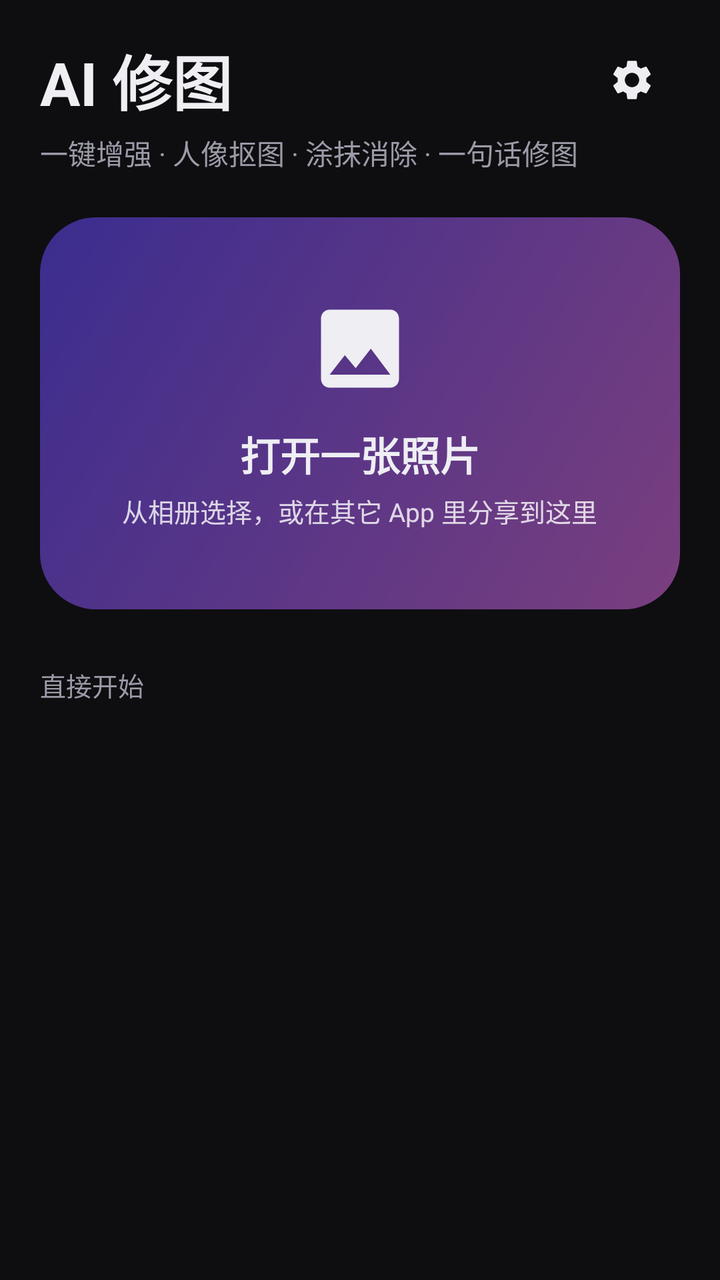
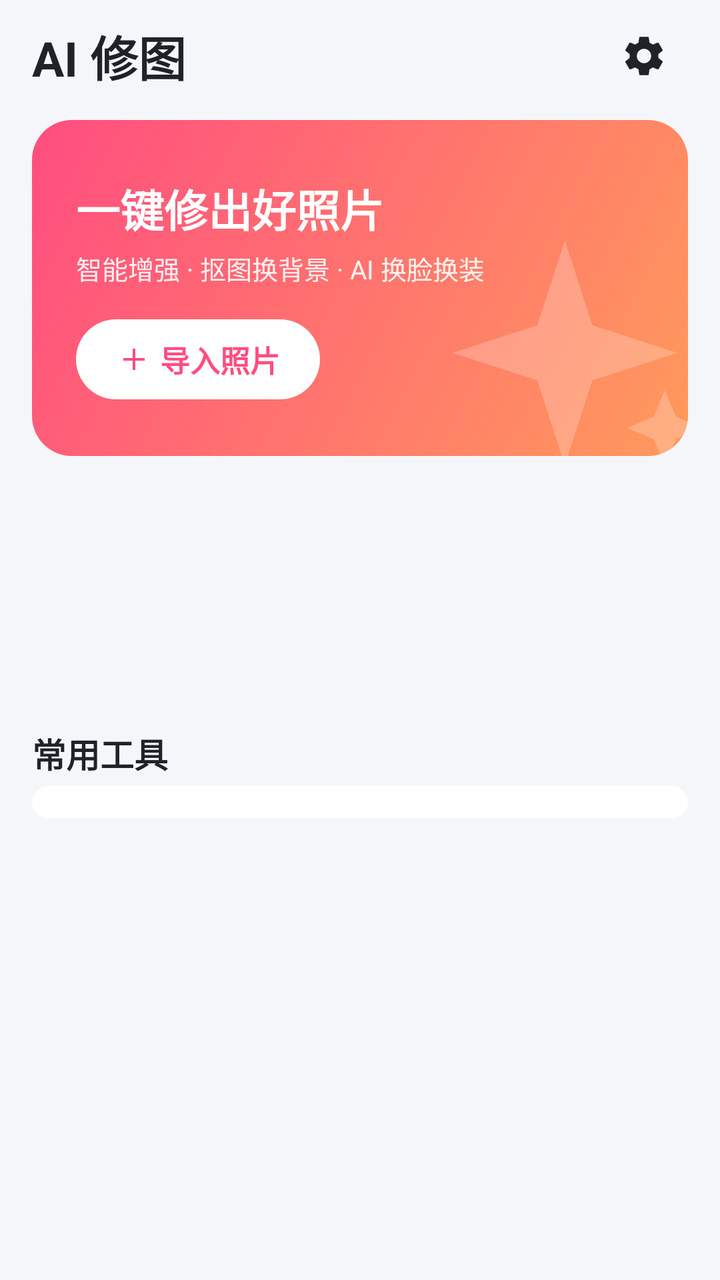

Screens rendered from an Android XML layout before and after an edit, with the pre-edit source and the edit as a unified diff.
<!-- AndroidManifest.xml: application theme Theme.AiPhoto -->
<!-- res/layout/activity_main.xml -->
<?xml version="1.0" encoding="utf-8"?>
<ScrollView xmlns:android="http://schemas.android.com/apk/res/android"
    android:id="@+id/root"
    android:layout_width="match_parent"
    android:layout_height="match_parent"
    android:fillViewport="true">

    <LinearLayout
        android:layout_width="match_parent"
        android:layout_height="wrap_content"
        android:orientation="vertical"
        android:paddingHorizontal="20dp"
        android:paddingBottom="24dp">

        <LinearLayout
            android:layout_width="match_parent"
            android:layout_height="wrap_content"
            android:gravity="center_vertical"
            android:paddingTop="16dp">

            <TextView
                android:layout_width="0dp"
                android:layout_height="wrap_content"
                android:layout_weight="1"
                android:text="AI 修图"
                android:textColor="@color/text"
                android:textSize="30sp"
                android:textStyle="bold" />

            <ImageButton
                android:id="@+id/settings"
                android:layout_width="48dp"
                android:layout_height="48dp"
                android:background="?attr/selectableItemBackgroundBorderless"
                android:contentDescription="设置"
                android:src="@drawable/ic_settings" />
        </LinearLayout>

        <TextView
            android:layout_width="wrap_content"
            android:layout_height="wrap_content"
            android:layout_marginTop="2dp"
            android:text="一键增强 · 人像抠图 · 涂抹消除 · 一句话修图"
            android:textColor="@color/text2"
            android:textSize="14sp" />

        <LinearLayout
            android:id="@+id/pick"
            android:layout_width="match_parent"
            android:layout_height="196dp"
            android:layout_marginTop="22dp"
            android:background="@drawable/bg_hero"
            android:clickable="true"
            android:focusable="true"
            android:foreground="?attr/selectableItemBackground"
            android:gravity="center"
            android:orientation="vertical">

            <ImageView
                android:layout_width="52dp"
                android:layout_height="52dp"
                android:src="@drawable/ic_image"
                app:tint="@color/text"
                xmlns:app="http://schemas.android.com/apk/res-auto" />

            <TextView
                android:layout_width="wrap_content"
                android:layout_height="wrap_content"
                android:layout_marginTop="12dp"
                android:text="打开一张照片"
                android:textColor="@color/text"
                android:textSize="20sp"
                android:textStyle="bold" />

            <TextView
                android:layout_width="wrap_content"
                android:layout_height="wrap_content"
                android:layout_marginTop="4dp"
                android:text="从相册选择，或在其它 App 里分享到这里"
                android:textColor="#CCFFFFFF"
                android:textSize="13sp" />
        </LinearLayout>

        <TextView
            android:layout_width="wrap_content"
            android:layout_height="wrap_content"
            android:layout_marginTop="28dp"
            android:layout_marginBottom="10dp"
            android:text="直接开始"
            android:textColor="@color/text2"
            android:textSize="13sp" />

        <GridLayout
            android:id="@+id/tiles"
            android:layout_width="match_parent"
            android:layout_height="wrap_content"
            android:columnCount="2"
            android:useDefaultMargins="false" />

        <TextView
            android:id="@+id/footer"
            android:layout_width="match_parent"
            android:layout_height="wrap_content"
            android:layout_marginTop="24dp"
            android:gravity="center"
            android:textColor="@color/text2"
            android:textSize="12sp" />
    </LinearLayout>
</ScrollView>
<!-- resources referenced by this layout -->
<resources>
  <color name="text">#EEEEF3</color>
  <color name="text2">#9B9BA8</color>
  <!-- drawable bg_hero (drawable) -->
  <shape xmlns:android="http://schemas.android.com/apk/res/android">
      <gradient android:angle="315" android:startColor="#3B2D8F" android:endColor="#7A3F7E" />
      <corners android:radius="28dp" />
  </shape>
  <!-- drawable ic_image (drawable) -->
  <vector xmlns:android="http://schemas.android.com/apk/res/android" android:width="24dp" android:height="24dp" android:viewportWidth="24" android:viewportHeight="24" android:tint="?attr/colorOnSurface">
      <path android:fillColor="@android:color/white" android:pathData="M21,19V5c0,-1.1 -0.9,-2 -2,-2H5c-1.1,0 -2,0.9 -2,2v14c0,1.1 0.9,2 2,2h14c1.1,0 2,-0.9 2,-2zM8.5,13.5l2.5,3.01L14.5,12l4.5,6H5l3.5,-4.5z" />
  </vector>
  <style name="Theme.AiPhoto" parent="Theme.Material3.Dark.NoActionBar">
          <item name="colorPrimary">@color/accent</item>
          <item name="colorOnPrimary">@color/on_accent</item>
          <item name="colorPrimaryContainer">@color/accent_dark</item>
          <item name="colorOnPrimaryContainer">@color/text</item>
          <item name="colorSecondary">@color/accent</item>
          <item name="colorSecondaryContainer">@color/accent_dark</item>
          <item name="colorOnSecondaryContainer">@color/text</item>
          <item name="colorSurface">@color/surface</item>
          <item name="colorSurfaceContainer">@color/surface</item>
          <item name="colorSurfaceContainerHigh">@color/surface2</item>
          <item name="colorSurfaceContainerHighest">@color/surface2</item>
          <item name="colorOnSurface">@color/text</item>
          <item name="colorOnSurfaceVariant">@color/text2</item>
          <item name="colorOutline">@color/line</item>
          <item name="colorOutlineVariant">@color/line</item>
          <item name="android:colorBackground">@color/bg</item>
          <item name="android:windowBackground">@color/bg</item>
          <item name="android:statusBarColor">@android:color/transparent</item>
          <item name="android:navigationBarColor">@color/bg</item>
          <item name="android:windowLightStatusBar">false</item>
      </style>
  <color name="accent">#B3A4FF</color>
  <color name="on_accent">#170E3D</color>
  <color name="accent_dark">#2A2150</color>
  <color name="surface">#18181D</color>
  <color name="surface2">#23232A</color>
  <color name="line">#2E2E36</color>
  <color name="bg">#0E0E11</color>
  <!-- unchanged entries left out for length: 1 -->
</resources>

<!-- the commit's change to res/layout/activity_main.xml (unified diff, before → after) -->
@@ -1,5 +1,6 @@
 <?xml version="1.0" encoding="utf-8"?>
 <ScrollView xmlns:android="http://schemas.android.com/apk/res/android"
+    xmlns:app="http://schemas.android.com/apk/res-auto"
     android:id="@+id/root"
     android:layout_width="match_parent"
     android:layout_height="match_parent"
@@ -9,14 +10,13 @@
         android:layout_width="match_parent"
         android:layout_height="wrap_content"
         android:orientation="vertical"
-        android:paddingHorizontal="20dp"
+        android:paddingHorizontal="16dp"
         android:paddingBottom="24dp">
 
         <LinearLayout
             android:layout_width="match_parent"
-            android:layout_height="wrap_content"
-            android:gravity="center_vertical"
-            android:paddingTop="16dp">
+            android:layout_height="56dp"
+            android:gravity="center_vertical">
 
             <TextView
                 android:layout_width="0dp"
@@ -24,78 +24,112 @@
                 android:layout_weight="1"
                 android:text="AI 修图"
                 android:textColor="@color/text"
-                android:textSize="30sp"
+                android:textSize="24sp"
                 android:textStyle="bold" />
 
             <ImageButton
                 android:id="@+id/settings"
-                android:layout_width="48dp"
-                android:layout_height="48dp"
+                android:layout_width="44dp"
+                android:layout_height="44dp"
                 android:background="?attr/selectableItemBackgroundBorderless"
                 android:contentDescription="设置"
                 android:src="@drawable/ic_settings" />
         </LinearLayout>
 
-        <TextView
-            android:layout_width="wrap_content"
-            android:layout_height="wrap_content"
-            android:layout_marginTop="2dp"
-            android:text="一键增强 · 人像抠图 · 涂抹消除 · 一句话修图"
-            android:textColor="@color/text2"
-            android:textSize="14sp" />
-
-        <LinearLayout
+        
+        <FrameLayout
             android:id="@+id/pick"
             android:layout_width="match_parent"
-            android:layout_height="196dp"
-            android:layout_marginTop="22dp"
+            android:layout_height="168dp"
+            android:layout_marginTop="4dp"
             android:background="@drawable/bg_hero"
             android:clickable="true"
             android:focusable="true"
-            android:foreground="?attr/selectableItemBackground"
-            android:gravity="center"
-            android:orientation="vertical">
+            android:foreground="?attr/selectableItemBackground">
 
             <ImageView
-                android:layout_width="52dp"
-                android:layout_height="52dp"
-                android:src="@drawable/ic_image"
-                app:tint="@color/text"
-                xmlns:app="http://schemas.android.com/apk/res-auto" />
+                android:layout_width="150dp"
+                android:layout_height="150dp"
+                android:layout_gravity="end|bottom"
+                android:layout_marginEnd="-20dp"
+                android:layout_marginBottom="-30dp"
+                android:alpha="0.22"
+                android:src="@drawable/ic_sparkle"
+                app:tint="#FFFFFF" />
 
-            <TextView
+            <LinearLayout
                 android:layout_width="wrap_content"
                 android:layout_height="wrap_content"
-                android:layout_marginTop="12dp"
-                android:text="打开一张照片"
-                android:textColor="@color/text"
-                android:textSize="20sp"
-                android:textStyle="bold" />
+                android:layout_gravity="center_vertical"
+                android:orientation="vertical"
+                android:paddingHorizontal="22dp">
 
-            <TextView
-                android:layout_width="wrap_content"
-                android:layout_height="wrap_content"
-                android:layout_marginTop="4dp"
-                android:text="从相册选择，或在其它 App 里分享到这里"
-                android:textColor="#CCFFFFFF"
-                android:textSize="13sp" />
-        </LinearLayout>
+                <TextView
+                    android:layout_width="wrap_content"
+                    android:layout_height="wrap_content"
+                    android:text="一键修出好照片"
+                    android:textColor="#FFFFFF"
+                    android:textSize="22sp"
+                    android:textStyle="bold" />
+
+                <TextView
+                    android:layout_width="wrap_content"
+                    android:layout_height="wrap_content"
+                    android:layout_marginTop="4dp"
+                    android:text="智能增强 · 抠图换背景 · AI 换脸换装"
+                    android:textColor="#E6FFFFFF"
+                    android:textSize="13sp" />
+
+                <LinearLayout
+                    android:layout_width="wrap_content"
+                    android:layout_height="40dp"
+                    android:layout_marginTop="16dp"
+                    android:background="@drawable/bg_white_pill"
+                    android:gravity="center"
+                    android:paddingHorizontal="20dp">
+
+                    <ImageView
+                        android:layout_width="18dp"
+                        android:layout_height="18dp"
+                        android:src="@drawable/ic_add"
+                        app:tint="@color/accent" />
+
+                    <TextView
+                        android:layout_width="wrap_content"
+                        android:layout_height="wrap_content"
+                        android:layout_marginStart="4dp"
+                        android:text="导入照片"
+                        android:textColor="@color/accent"
+                        android:textSize="15sp"
+                        android:textStyle="bold" />
+                </LinearLayout>
+            </LinearLayout>
+        </FrameLayout>
+
+        
+        <LinearLayout
+            android:id="@+id/promos"
+            android:layout_width="match_parent"
+            android:layout_height="104dp"
+            android:layout_marginTop="12dp" />
 
         <TextView
             android:layout_width="wrap_content"
             android:layout_height="wrap_content"
-            android:layout_marginTop="28dp"
-            android:layout_marginBottom="10dp"
-            android:text="直接开始"
-            android:textColor="@color/text2"
-            android:textSize="13sp" />
+            android:layout_marginTop="20dp"
+            android:layout_marginBottom="4dp"
+            android:text="常用工具"
+            android:textColor="@color/text"
+            android:textSize="17sp"
+            android:textStyle="bold" />
 
         <GridLayout
             android:id="@+id/tiles"
             android:layout_width="match_parent"
             android:layout_height="wrap_content"
-            android:columnCount="2"
-            android:useDefaultMargins="false" />
+            android:background="@drawable/bg_card"
+            android:columnCount="4"
+            android:paddingVertical="8dp" />
 
         <TextView
             android:id="@+id/footer"
<!-- resource entries referenced after the edit -->
@@ -1,27 +1,41 @@
 <!-- resources referenced by this layout -->
 <resources>
-  <color name="text">#EEEEF3</color>
-  <color name="text2">#9B9BA8</color>
+  <color name="text">#1F2329</color>
+  <color name="text2">#8A8F99</color>
+  <!-- drawable bg_card (drawable) -->
+  <shape xmlns:android="http://schemas.android.com/apk/res/android">
+      <solid android:color="@color/surface" />
+      <corners android:radius="16dp" />
+  </shape>
   <!-- drawable bg_hero (drawable) -->
   <shape xmlns:android="http://schemas.android.com/apk/res/android">
-      <gradient android:angle="315" android:startColor="#3B2D8F" android:endColor="#7A3F7E" />
-      <corners android:radius="28dp" />
+      <gradient android:angle="315" android:startColor="#FF4D80" android:endColor="#FF9A5C" />
+      <corners android:radius="20dp" />
   </shape>
-  <!-- drawable ic_image (drawable) -->
+  <!-- drawable bg_white_pill (drawable) -->
+  <shape xmlns:android="http://schemas.android.com/apk/res/android">
+      <solid android:color="#FFFFFF" />
+      <corners android:radius="999dp" />
+  </shape>
+  <!-- drawable ic_add (drawable) -->
+  <vector xmlns:android="http://schemas.android.com/apk/res/android" android:width="24dp" android:height="24dp" android:viewportWidth="24" android:viewportHeight="24">
+      <path android:fillColor="#FFFFFFFF" android:pathData="M19,13h-6v6h-2v-6H5v-2h6V5h2v6h6v2z" />
+  </vector>
+  <!-- drawable ic_sparkle (drawable) -->
   <vector xmlns:android="http://schemas.android.com/apk/res/android" android:width="24dp" android:height="24dp" android:viewportWidth="24" android:viewportHeight="24" android:tint="?attr/colorOnSurface">
-      <path android:fillColor="@android:color/white" android:pathData="M21,19V5c0,-1.1 -0.9,-2 -2,-2H5c-1.1,0 -2,0.9 -2,2v14c0,1.1 0.9,2 2,2h14c1.1,0 2,-0.9 2,-2zM8.5,13.5l2.5,3.01L14.5,12l4.5,6H5l3.5,-4.5z" />
+      <path android:fillColor="@android:color/white" android:pathData="M11,2L13.2,8.8 20,11 13.2,13.2 11,20 8.8,13.2 2,11 8.8,8.8zM19,14l0.9,2.1 2.1,0.9 -2.1,0.9 -0.9,2.1 -0.9,-2.1 -2.1,-0.9 2.1,-0.9z" />
   </vector>
-  <style name="Theme.AiPhoto" parent="Theme.Material3.Dark.NoActionBar">
+  <style name="Theme.AiPhoto" parent="Theme.Material3.Light.NoActionBar">
           <item name="colorPrimary">@color/accent</item>
           <item name="colorOnPrimary">@color/on_accent</item>
-          <item name="colorPrimaryContainer">@color/accent_dark</item>
-          <item name="colorOnPrimaryContainer">@color/text</item>
+          <item name="colorPrimaryContainer">@color/accent_soft</item>
+          <item name="colorOnPrimaryContainer">@color/accent</item>
           <item name="colorSecondary">@color/accent</item>
-          <item name="colorSecondaryContainer">@color/accent_dark</item>
-          <item name="colorOnSecondaryContainer">@color/text</item>
+          <item name="colorSecondaryContainer">@color/accent_soft</item>
+          <item name="colorOnSecondaryContainer">@color/accent</item>
           <item name="colorSurface">@color/surface</item>
           <item name="colorSurfaceContainer">@color/surface</item>
-          <item name="colorSurfaceContainerHigh">@color/surface2</item>
+          <item name="colorSurfaceContainerHigh">@color/surface</item>
           <item name="colorSurfaceContainerHighest">@color/surface2</item>
           <item name="colorOnSurface">@color/text</item>
           <item name="colorOnSurfaceVariant">@color/text2</item>
@@ -31,15 +45,16 @@
           <item name="android:windowBackground">@color/bg</item>
           <item name="android:statusBarColor">@android:color/transparent</item>
           <item name="android:navigationBarColor">@color/bg</item>
-          <item name="android:windowLightStatusBar">false</item>
+          <item name="android:windowLightStatusBar">true</item>
+          <item name="android:windowLightNavigationBar">true</item>
       </style>
-  <color name="accent">#B3A4FF</color>
-  <color name="on_accent">#170E3D</color>
-  <color name="accent_dark">#2A2150</color>
-  <color name="surface">#18181D</color>
-  <color name="surface2">#23232A</color>
-  <color name="line">#2E2E36</color>
-  <color name="bg">#0E0E11</color>
+  <color name="accent">#FF4D80</color>
+  <color name="on_accent">#FFFFFF</color>
+  <color name="accent_soft">#FFE3EC</color>
+  <color name="surface">#FFFFFF</color>
+  <color name="surface2">#F0F1F5</color>
+  <color name="line">#E8E9EE</color>
+  <color name="bg">#F5F6FA</color>
   <!-- unchanged entries left out for length: 1 -->
 </resources>
 
